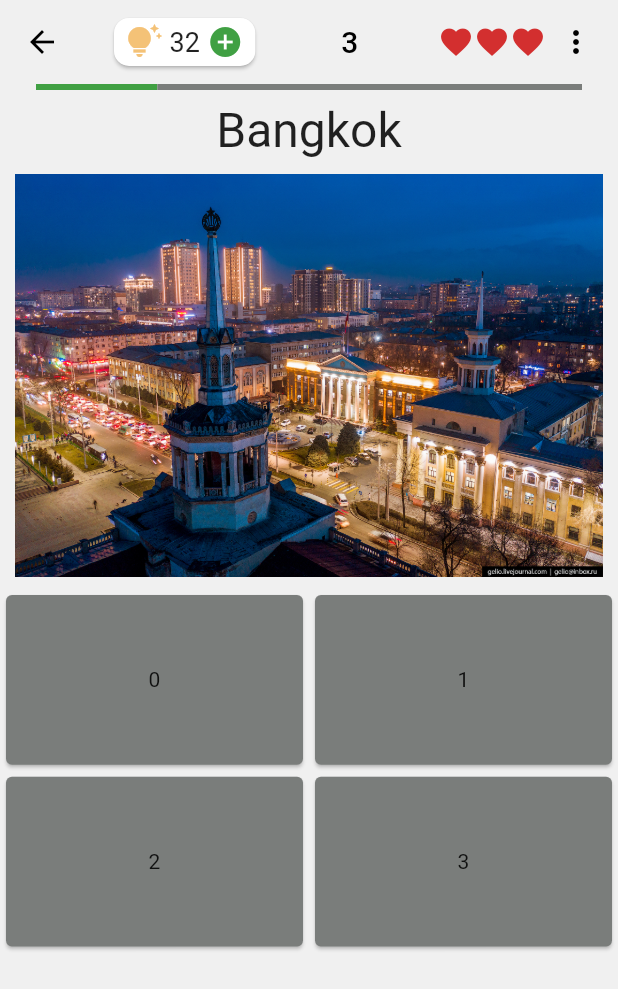
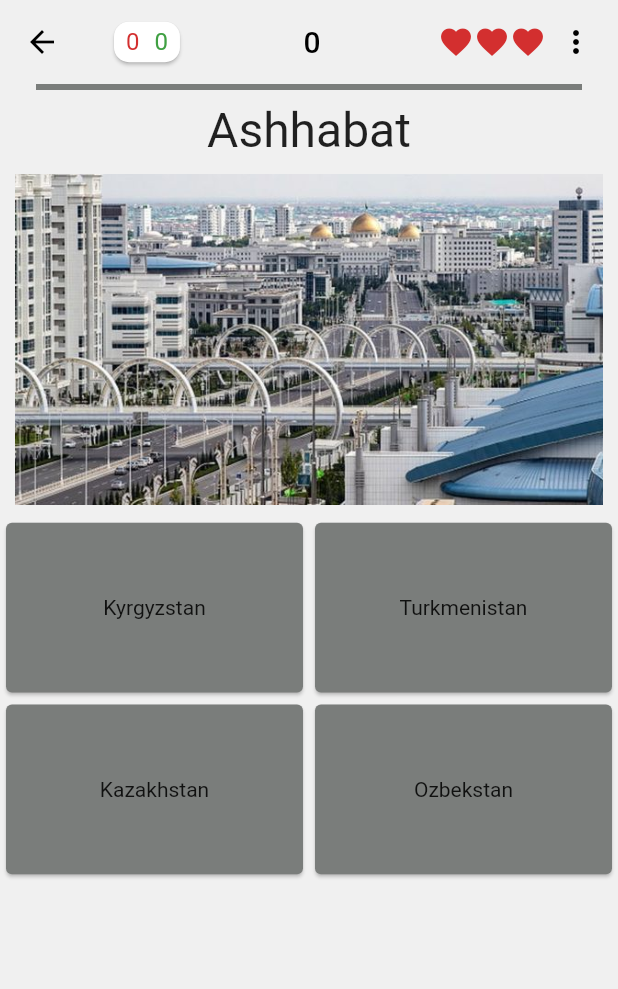
Before and after one commit to BolotKyzy/game_test, a Flutter app: the screen it shows after launch, after a tap on "Asia", on a phone screen of 412 x 824 dp. Shown: the top 989 px of the screen. Run offline on Flutter 3.47's test engine with Material 2 defaults, Android fonts, the light colour scheme and no system bars; our stand-ins replace flutter_svg.

Commit message:
Test page finished

```diff
--- a/lib/components/test_page_app_bar.dart
+++ b/lib/components/test_page_app_bar.dart
@@ -2,9 +2,15 @@ import 'package:flutter/material.dart';
 import 'package:which_country/constants/app_color.dart';
 
 class TestPageAppBar extends StatelessWidget {
-  const TestPageAppBar({
-    Key? key,
-  }) : super(key: key);
+  const TestPageAppBar(
+      {Key? key,
+      required this.correctAnswer,
+      required this.wrongAnswer,
+      required this.step})
+      : super(key: key);
+  final int correctAnswer;
+  final int wrongAnswer;
+  final int step;
 
   @override
   Widget build(BuildContext context) {
@@ -17,24 +23,23 @@ class TestPageAppBar extends StatelessWidget {
           child: Padding(
             padding: const EdgeInsets.symmetric(vertical: 4, horizontal: 8),
             child: Row(
-              children: const [
-                Icon(Icons.tips_and_updates, color: AppColors.yellow),
-                Padding(
+              children: [
+                Text(
+                  '$wrongAnswer',
+                  style: const TextStyle(color: AppColors.red, fontSize: 16),
+                ),
+                const Padding(
                   padding: EdgeInsets.symmetric(horizontal: 5),
-                  child: Text(
-                    '32',
-                    style: TextStyle(fontSize: 18),
-                  ),
                 ),
-                Icon(
-                  Icons.add_circle,
-                  color: AppColors.green,
-                )
+                Text(
+                  '$correctAnswer',
+                  style: const TextStyle(color: AppColors.green, fontSize: 16),
+                ),
               ],
             ),
           ),
         ),
-        Text('3'),
+        Text(step.toString()),
         Row(children: [
           SizedBox(
             width: 70,
--- a/lib/components/test_slider.dart
+++ b/lib/components/test_slider.dart
@@ -3,9 +3,10 @@ import 'package:flutter/material.dart';
 import '../constants/app_color.dart';
 
 class TestSlider extends StatelessWidget {
-  const TestSlider({
-    Key? key,
-  }) : super(key: key);
+  const TestSlider({Key? key, required this.value, required this.activeColor})
+      : super(key: key);
+  final double value;
+  final Color activeColor;
 
   @override
   Widget build(BuildContext context) {
@@ -17,10 +18,10 @@ class TestSlider extends StatelessWidget {
             thumbShape: SliderComponentShape.noThumb,
             trackShape: const RectangularSliderTrackShape()),
         child: Slider(
-          activeColor: AppColors.green,
+          activeColor: activeColor,
           inactiveColor: AppColors.grey,
-          value: 6.toDouble(),
-          min: 2.0,
+          value: value,
+          min: 0,
           max: 20,
           onChanged: (double val) {},
         ),
--- a/lib/components/test_variants.dart
+++ b/lib/components/test_variants.dart
@@ -1,11 +1,16 @@
 import 'package:flutter/material.dart';
+import 'package:which_country/models/questions.dart';
 
 import '../constants/app_color.dart';
 
 class TestVariants extends StatelessWidget {
   const TestVariants({
     Key? key,
+    required this.variants,
+    required this.onTap,
   }) : super(key: key);
+  final List<Answer> variants;
+  final Function(bool) onTap;
 
   @override
   Widget build(BuildContext context) {
@@ -14,13 +19,15 @@ class TestVariants extends StatelessWidget {
         child: GridView.builder(
             gridDelegate: const SliverGridDelegateWithFixedCrossAxisCount(
                 crossAxisCount: 2, childAspectRatio: 1.7),
-            itemCount: 4,
+            itemCount: variants.length,
             itemBuilder: (BuildContext context, int index) {
               return InkWell(
-                  onTap: () {},
+                  onTap: () {
+                    onTap(variants[index].isTrue);
+                  },
                   child: Card(
                       color: AppColors.grey,
-                      child: Center(child: Text(index.toString()))));
+                      child: Center(child: Text(variants[index].text))));
             }));
   }
 }
--- /dev/null
+++ b/lib/models/questions.dart
@@ -0,0 +1,122 @@
+class Question {
+  Question({required this.text, required this.variants, required this.image});
+
+  final String text;
+  final List<Answer> variants;
+  final String image;
+}
+
+class Answer {
+  Answer({required this.text, this.isTrue = false});
+
+  final String text;
+  final bool isTrue;
+}
+
+List<Question> asiaQuestions = [q1, q2, q3, q4, q5, q6, q7, q8, q9, q10];
+
+final q1 = Question(
+    text: 'Ashhabat',
+    variants: [
+      Answer(text: 'Kyrgyzstan'),
+      Answer(text: 'Turkmenistan', isTrue: true),
+      Answer(text: 'Kazakhstan'),
+      Answer(text: 'Ozbekstan'),
+    ],
+    image: 'ashhabat');
+
+final q2 = Question(
+    text: 'Bishkek',
+    variants: [
+      Answer(text: 'Kyrgyzstan', isTrue: true),
+      Answer(text: 'Turkmenistan'),
+      Answer(text: 'Kazakhstan'),
+      Answer(text: 'Ozbekstan'),
+    ],
+    image: 'bishkek');
+
+final q3 = Question(
+    text: 'Astana',
+    variants: [
+      Answer(text: 'Kyrgyzstan'),
+      Answer(
+        text: 'Turkmenistan',
+      ),
+      Answer(text: 'Kazakhstan', isTrue: true),
+      Answer(text: 'Ozbekstan'),
+    ],
+    image: 'astana');
+
+final q4 = Question(
+    text: 'Dushanbe',
+    variants: [
+      Answer(text: 'Kyrgyzstan'),
+      Answer(text: 'Tajikistan', isTrue: true),
+      Answer(text: 'Kazakhstan'),
+      Answer(text: 'China'),
+    ],
+    image: 'dushanbe');
+
+final q5 = Question(
+    text: 'New-Deli',
+    variants: [
+      Answer(text: 'Korea'),
+      Answer(
+        text: 'Turkmenistan',
+      ),
+      Answer(text: 'India', isTrue: true),
+      Answer(text: 'Ozbekstan'),
+    ],
+    image: 'new_delhi');
+
+final q6 = Question(
+    text: 'Pekin',
+    variants: [
+      Answer(text: 'Turkmenistan'),
+      Answer(text: 'India'),
+      Answer(text: 'China', isTrue: true),
+      Answer(text: 'Korea'),
+    ],
+    image: 'pekin');
+
+final q7 = Question(
+    text: 'Tashkent',
+    variants: [
+      Answer(text: 'Kyrgyzstan'),
+      Answer(
+        text: 'Turkmenistan',
+      ),
+      Answer(text: 'Kazakhstan'),
+      Answer(text: 'Ozbekstan', isTrue: true),
+    ],
+    image: 'tashkent');
+
+final q8 = Question(
+    text: 'Ulan-Bator',
+    variants: [
+      Answer(text: 'Turkmenistan'),
+      Answer(text: 'Mongolia', isTrue: true),
+      Answer(text: 'Kazakhstan'),
+      Answer(text: 'Ozbekstan'),
+    ],
+    image: 'ulan_bator');
+
+final q9 = Question(
+    text: 'Seul',
+    variants: [
+      Answer(text: 'Mongolia'),
+      Answer(text: 'Korea', isTrue: true),
+      Answer(text: 'China'),
+      Answer(text: 'Ozbekstan'),
+    ],
+    image: 'seul');
+
+final q10 = Question(
+    text: 'Tokyo',
+    variants: [
+      Answer(text: 'Korea'),
+      Answer(text: 'Japan', isTrue: true),
+      Answer(text: 'China'),
+      Answer(text: 'India'),
+    ],
+    image: 'tokyo');
--- a/lib/pages/home_page.dart
+++ b/lib/pages/home_page.dart
@@ -55,12 +55,26 @@ class HomePage extends StatelessWidget {
                 return ContinentCard(
                   item: item,
                   onTap: () {
-                    Navigator.push<void>(
-                      context,
-                      MaterialPageRoute<void>(
-                        builder: (BuildContext context) => const TestPage(),
-                      ),
-                    );
+                    if (continents[index].questions != null) {
+                      Navigator.push<void>(
+                        context,
+                        MaterialPageRoute<void>(
+                          builder: (BuildContext context) =>
+                              TestPage(questions: continents[index].questions),
+                        ),
+                      );
+                    } else {
+                      final snackBar = SnackBar(
+                        content: const Text('Oops! No questions!'),
+                        action: SnackBarAction(
+                          label: 'Undo',
+                          onPressed: () {
+                            // Some code to undo the change.
+                          },
+                        ),
+                      );
+                      ScaffoldMessenger.of(context).showSnackBar(snackBar);
+                    }
                   },
                 );
               }),
--- a/lib/pages/test_page.dart
+++ b/lib/pages/test_page.dart
@@ -1,19 +1,28 @@
 import 'package:flutter/material.dart';
 import 'package:which_country/components/test_page_app_bar.dart';
-// import 'package:which_country/components/test_page_app_bar.dart';
 import 'package:which_country/constants/app_color.dart';
+import 'package:which_country/models/questions.dart';
+import 'package:which_country/pages/home_page.dart';
+import 'package:which_country/pages/result_page.dart';
 
 import '../components/test_slider.dart';
 import '../components/test_variants.dart';
 
 class TestPage extends StatefulWidget {
-  const TestPage({super.key});
+  const TestPage({super.key, required this.questions});
+  final List<Question> questions;
 
   @override
   State<TestPage> createState() => _TestPageState();
 }
 
 class _TestPageState extends State<TestPage> {
+  int step = 0;
+  int correctAnswer = 0;
+  int wrongAnswer = 0;
+  double sliderValue = 0;
+  Color activeColor = AppColors.white;
+
   @override
   Widget build(BuildContext context) {
     return Scaffold(
@@ -22,19 +31,76 @@ class _TestPageState extends State<TestPage> {
         backgroundColor: AppColors.bgColor,
         elevation: 0,
         foregroundColor: AppColors.black,
-        title: const TestPageAppBar(),
+        title: TestPageAppBar(
+          correctAnswer: correctAnswer,
+          wrongAnswer: wrongAnswer,
+          step: step,
+        ),
       ),
       body: Column(children: [
-        const TestSlider(),
-        const Text(
-          'Bangkok',
+        TestSlider(value: sliderValue, activeColor: activeColor),
+        Text(
+          '${widget.questions[step].text}',
           style: TextStyle(fontSize: 32, height: 1.5),
         ),
         Padding(
           padding: const EdgeInsets.symmetric(horizontal: 10, vertical: 8),
-          child: Image.asset('assets/images/capitals/bishkek.jpg'),
+          child: Image.asset(
+              'assets/images/capitals/${widget.questions[step].image}.jpg'),
         ),
-        TestVariants()
+        TestVariants(
+          variants: widget.questions[step].variants,
+          onTap: (isTrue) {
+            isTrue
+                ? setState(() {
+                    correctAnswer++;
+                    activeColor = AppColors.green;
+                  })
+                : setState(() {
+                    wrongAnswer++;
+                    activeColor = AppColors.red;
+                  });
+
+            if (step < 9) {
+              setState(() {
+                sliderValue += 2;
+              });
+
+              setState(() {
+                step++;
+              });
+            } else {
+              showDialog<String>(
+                context: context,
+                builder: (BuildContext context) => AlertDialog(
+                  title: const Text(
+                    textAlign: TextAlign.center,
+                    'Your result: ',
+                  ),
+                  content: Text(
+                    textAlign: TextAlign.center,
+                    '$correctAnswer/10',
+                    style: const TextStyle(
+                        color: AppColors.red,
+                        fontSize: 20,
+                        fontWeight: FontWeight.bold),
+                  ),
+                  actions: <Widget>[
+                    TextButton(
+                      onPressed: () => Navigator.pop(context, 'OK'),
+                      child: const Text('OK'),
+                    ),
+                  ],
+                ),
+              ).then((value) => Navigator.push<void>(
+                    context,
+                    MaterialPageRoute<void>(
+                      builder: (BuildContext context) => const HomePage(),
+                    ),
+                  ));
+            }
+          },
+        )
       ]),
     );
   }
```
Also changed, not shown: lib/models/continent.dart (+11 -5 lines), lib/pages/result_page.dart (added, +20 -0 lines), assets/images/capitals/dushanbe.jpeg (deleted), assets/images/capitals/dushanbe.jpg (added), assets/images/capitals/new_delhi.jpg (added), assets/images/capitals/tokyo.jpg (added), 1 other file.
